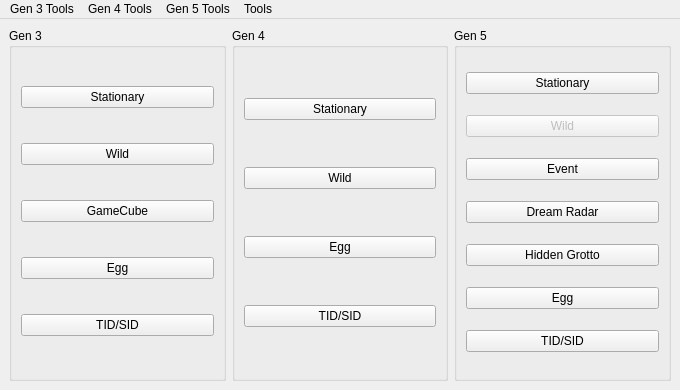
Old version of the form Source/Forms/MainWindow.ui in the repository Admiral-Fish/PokeFinder.
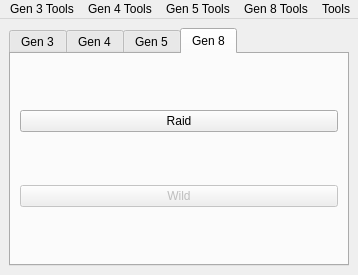
New version of the form. The open tabs and pages were chosen to show the change. Icons and pictures are not drawn.

Diff of the .ui file:
```diff
--- a/Source/Forms/MainWindow.ui
+++ b/Source/Forms/MainWindow.ui
@@ -6,28 +6,23 @@
    <rect>
     <x>0</x>
     <y>0</y>
-    <width>680</width>
-    <height>390</height>
+    <width>358</width>
+    <height>268</height>
    </rect>
   </property>
-  <property name="minimumSize">
-   <size>
-    <width>460</width>
-    <height>390</height>
-   </size>
-  </property>
   <property name="windowIcon">
    <iconset>
     <normaloff>../pokefinder.ico</normaloff>../pokefinder.ico</iconset>
   </property>
   <widget class="QWidget" name="centralwidget">
    <layout class="QGridLayout" name="gridLayout">
-    <item row="0" column="0">
-     <widget class="QGroupBox" name="groupBoxGen3">
-      <property name="title">
+    <item row="0" column="0" colspan="2">
+     <widget class="QTabWidget" name="tabWidget">
+      <widget class="QWidget" name="tabGen3">
+       <attribute name="title">
        <string>Gen 3</string>
-      </property>
-      <layout class="QGridLayout" name="gridLayout_2">
+       </attribute>
+       <layout class="QGridLayout" name="gridLayout_6">
        <item row="0" column="0">
         <widget class="QPushButton" name="pushButtonStationary3">
          <property name="text">
@@ -65,13 +60,11 @@
        </item>
       </layout>
      </widget>
-    </item>
-    <item row="0" column="1">
-     <widget class="QGroupBox" name="groupBoxGen4">
-      <property name="title">
+      <widget class="QWidget" name="tabGen4">
+       <attribute name="title">
        <string>Gen 4</string>
-      </property>
-      <layout class="QGridLayout" name="gridLayout_3">
+       </attribute>
+       <layout class="QGridLayout" name="gridLayout_7">
        <item row="0" column="0">
         <widget class="QPushButton" name="pushButtonStationary4">
          <property name="text">
@@ -102,13 +95,11 @@
        </item>
       </layout>
      </widget>
-    </item>
-    <item row="0" column="2">
-     <widget class="QGroupBox" name="groupBoxGen5">
-      <property name="title">
+      <widget class="QWidget" name="tabGen5">
+       <attribute name="title">
        <string>Gen 5</string>
-      </property>
-      <layout class="QGridLayout" name="gridLayout_4">
+       </attribute>
+       <layout class="QGridLayout" name="gridLayout_8">
        <item row="0" column="0">
         <widget class="QPushButton" name="pushButtonStationary5">
          <property name="enabled">
@@ -166,6 +157,31 @@
        </item>
       </layout>
      </widget>
+      <widget class="QWidget" name="tabGen8">
+       <attribute name="title">
+        <string>Gen 8</string>
+       </attribute>
+       <layout class="QGridLayout" name="gridLayout_9">
+        <item row="0" column="0">
+         <widget class="QPushButton" name="pushButtonRaid">
+          <property name="text">
+           <string>Raid</string>
+          </property>
+         </widget>
+        </item>
+        <item row="1" column="0">
+         <widget class="QPushButton" name="pushButtonWild8">
+          <property name="enabled">
+           <bool>false</bool>
+          </property>
+          <property name="text">
+           <string>Wild</string>
+          </property>
+         </widget>
+        </item>
+       </layout>
+      </widget>
+     </widget>
     </item>
    </layout>
   </widget>
@@ -174,7 +190,7 @@
     <rect>
      <x>0</x>
      <y>0</y>
-     <width>680</width>
+     <width>358</width>
      <height>20</height>
     </rect>
    </property>
@@ -224,9 +240,16 @@
     <addaction name="actionProfileCalibrator"/>
     <addaction name="actionProfileManager5"/>
    </widget>
+   <widget class="QMenu" name="menuGen8Tools">
+    <property name="title">
+     <string>Gen 8 Tools</string>
+    </property>
+    <addaction name="actionDenMap"/>
+   </widget>
    <addaction name="menuGen3Tools"/>
    <addaction name="menuGen4Tools"/>
    <addaction name="menuGen5Tools"/>
+   <addaction name="menuGen8Tools"/>
    <addaction name="menuTools"/>
   </widget>
   <action name="actionResearcher">
```
Left out of the diff: 22 changed lines with no effect on the pictures. Lines whose indentation alone changed are shown as unchanged.
